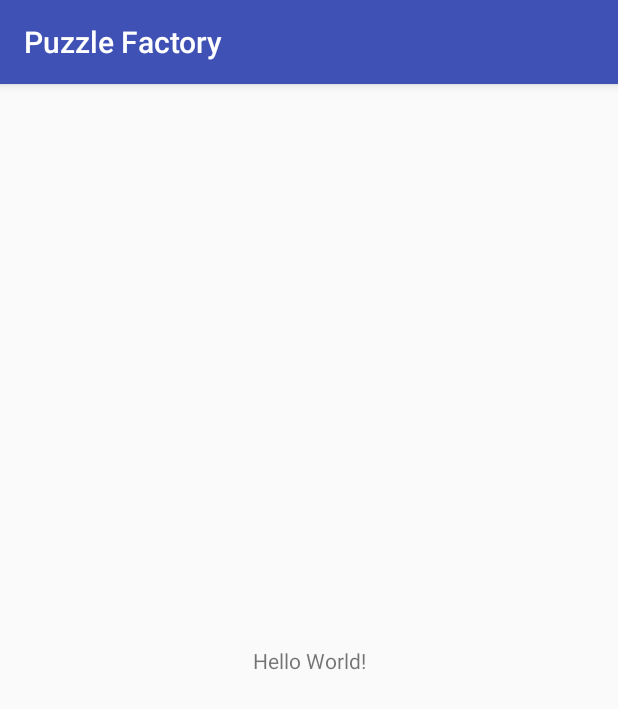
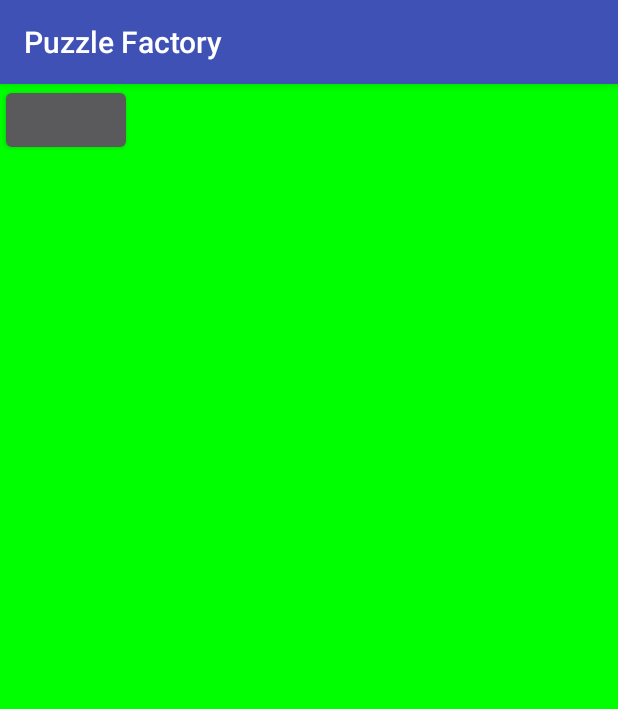
Before and after one commit to darena13/PuzzleFactory, an Android app: the screen it shows after launch (MainActivity), on a phone screen of 412 x 824 dp. Shown: the top 709 px of the screen. Run offline under Robolectric (Android 15) with nearby library versions, the phone set to English and light mode, and no system bars; 1 statement that could not run was skipped.

Commit message:
There is nothing.

```diff
--- a/app/src/main/java/darena13/puzzlefactory/MainActivity.java
+++ b/app/src/main/java/darena13/puzzlefactory/MainActivity.java
@@ -1,13 +1,53 @@
 package darena13.puzzlefactory;
 
+import android.content.Context;
+import android.graphics.Bitmap;
+import android.graphics.Canvas;
+import android.graphics.Color;
 import android.support.v7.app.AppCompatActivity;
 import android.os.Bundle;
+import android.view.View;
+import android.widget.Button;
+import android.widget.ImageView;
+import android.widget.LinearLayout;
 
 public class MainActivity extends AppCompatActivity {
+    Button button;
+    LinearLayout.LayoutParams layoutParams;
 
     @Override
     protected void onCreate(Bundle savedInstanceState) {
         super.onCreate(savedInstanceState);
-        setContentView(R.layout.activity_main);
+//        setContentView(R.layout.activity_main);
+        final DrawView drawView = new DrawView(this);
+        setContentView(drawView);
+
+//        drawView.setOnClickListener(new View.OnClickListener() {
+//            @Override
+//            public void onClick(View v) {
+//                drawView.changeColor();
+//            }
+//        });
+
+        button = new Button(getApplicationContext());
+        layoutParams = new LinearLayout.LayoutParams(LinearLayout.LayoutParams.WRAP_CONTENT, LinearLayout.LayoutParams.WRAP_CONTENT);
+
+    }
+
+    class DrawView extends View {
+
+        public DrawView(Context context) {
+            super(context);
+        }
+
+        @Override
+        protected void onDraw (Canvas canvas) {
+            canvas.drawColor(Color.GREEN);
+            addContentView(button, layoutParams);
+        }
+
+        void changeColor (Canvas canvas) {
+            canvas.drawColor(Color.RED);
+        }
     }
 }
--- a/app/src/main/res/layout/activity_main.xml
+++ b/app/src/main/res/layout/activity_main.xml
@@ -1,18 +1,9 @@
 <?xml version="1.0" encoding="utf-8"?>
-<android.support.constraint.ConstraintLayout xmlns:android="http://schemas.android.com/apk/res/android"
+<LinearLayout xmlns:android="http://schemas.android.com/apk/res/android"
     xmlns:app="http://schemas.android.com/apk/res-auto"
     xmlns:tools="http://schemas.android.com/tools"
     android:layout_width="match_parent"
     android:layout_height="match_parent"
     tools:context="darena13.puzzlefactory.MainActivity">
 
-    <TextView
-        android:layout_width="wrap_content"
-        android:layout_height="wrap_content"
-        android:text="Hello World!"
-        app:layout_constraintBottom_toBottomOf="parent"
-        app:layout_constraintLeft_toLeftOf="parent"
-        app:layout_constraintRight_toRightOf="parent"
-        app:layout_constraintTop_toTopOf="parent" />
-
-</android.support.constraint.ConstraintLayout>
+</LinearLayout>
```
